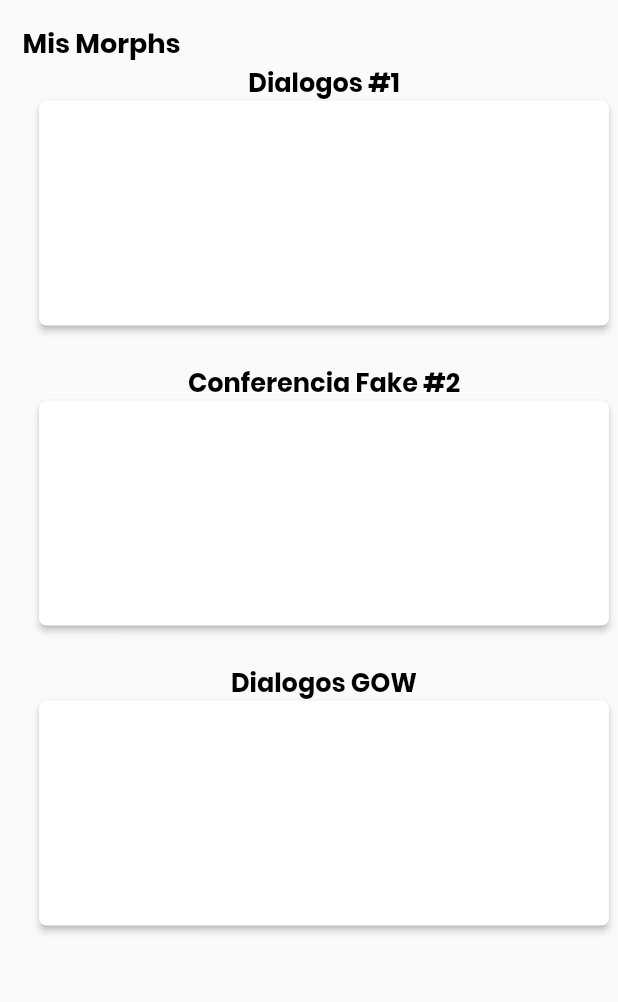
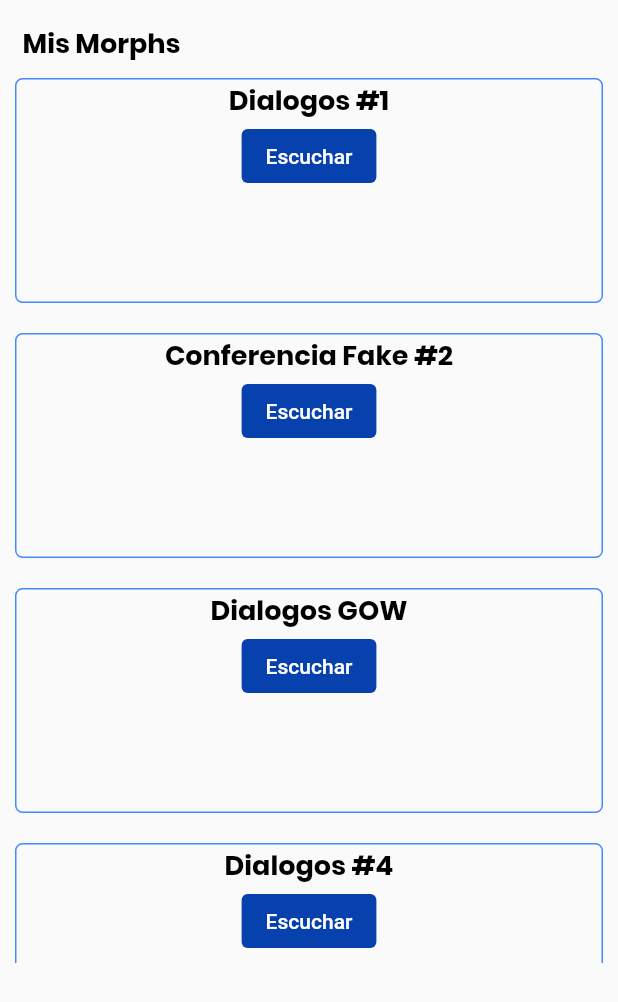
Before and after one commit to ValdrST/Morpheus, a Flutter app: what storeTab() shows on an empty page, opened directly, on a phone screen of 412 x 824 dp. Shown: the top 1002 px of the screen. Run offline on Flutter 3.47's test engine with Material 2 defaults, Android fonts, the phone set to English and light mode, and no system bars; our stand-ins replace page_transition, smooth_star_rating.

Commit message:
Actualizada la vista

```diff
--- a/aplicacion/morpheus/lib/src/screens/MorphPage.dart
+++ b/aplicacion/morpheus/lib/src/screens/MorphPage.dart
@@ -50,6 +50,9 @@ class _MorphPageState extends State<MorphPage> {
                         crossAxisAlignment: CrossAxisAlignment.center,
                         children: <Widget>[
                           Text(widget.morphData.name, style: h4),
+                          Text("Modelo: "+widget.morphData.modelo, style: h5),
+                          Text("Duracion: "+widget.morphData.duracion.toString(), style: h5),
+                          Text("Fecha de creacion: "+"${widget.morphData.fecha.year.toString()}/${widget.morphData.fecha.month.toString().padLeft(2,'0')}/${widget.morphData.fecha.day.toString().padLeft(2,'0')}", style: h5),
                           Container(
                             width: 180,
                             child: froyoFlatBtn('Escuchar', () {})
--- a/aplicacion/morpheus/lib/src/screens/Morphs.dart
+++ b/aplicacion/morpheus/lib/src/screens/Morphs.dart
@@ -49,19 +49,24 @@ Widget storeTab(BuildContext context) {
   List<Morph> morphs = [
     Morph(
         name: "Dialogos #1",
-        modelo: "George Orwel"
+        modelo: "George Orwel",
+        duracion: new Duration(minutes: 1, seconds: 32),
+        fecha:  new DateTime(2021,2,4)
         ),
     Morph(
         name: "Conferencia Fake #2",
-        modelo: "Bill Gates"
+        modelo: "Bill Gates",
+        fecha:  new DateTime(2021,2,2)
         ),
     Morph(
         name: "Dialogos GOW",
-        modelo: "Carlos Segundo"
+        modelo: "Carlos Segundo",
+        fecha:  new DateTime(2021,2,1)
         ),
     Morph(
         name: "Dialogos #4",
-        modelo: "Roboto"
+        modelo: "Roboto",
+        fecha:  new DateTime(2021,2,3)
         ),
   ];
 
--- a/aplicacion/morpheus/lib/src/shared/Morph.dart
+++ b/aplicacion/morpheus/lib/src/shared/Morph.dart
@@ -2,8 +2,8 @@ class Morph
 {
   String name,
         modelo;
-  DateTime duracion,
-        fecha;
+  Duration duracion;
+  DateTime fecha;
 
   Morph({
     this.name,
--- a/aplicacion/morpheus/lib/src/shared/partials.dart
+++ b/aplicacion/morpheus/lib/src/shared/partials.dart
@@ -4,6 +4,7 @@ import '../shared/colors.dart';
 import '../shared/styles.dart';
 import '../shared/Model.dart';
 import '../shared/Morph.dart';
+import '../shared/buttons.dart';
 
 Widget foodItem(Product food,
     {double imgWidth, onLike, onTapped, bool isProductPage = false}) {
@@ -62,7 +63,7 @@ Widget modelItem(Model model,
     height: 200,
     // color: Colors.red,
     margin: EdgeInsets.only(left: 20),
-    child: Stack(
+    child: Column(
       children: <Widget>[
         Positioned(
           bottom: 20,
@@ -99,35 +100,33 @@ Widget modelItem(Model model,
 Widget morphItem(Morph morph,
     {double imgWidth, onLike, onTapped, bool isProductPage = false}) {
   return Container(
-    width: 280,
-    height: 200,
+    width: 150,
+    height: 150,
     // color: Colors.red,
-    margin: EdgeInsets.only(left: 20),
+    margin: EdgeInsets.all(10),
+
+    decoration: BoxDecoration(
+      border: Border.all(color: Colors.blueAccent),
+      borderRadius: BorderRadius.all(
+        Radius.circular(5.0) //                 <--- border radius here
+    ),
+    ),
     child: Column(
       children: <Widget>[
         Positioned(
-          bottom: 20,
+          bottom: 10,
           left: 0,
           child: (!isProductPage)
               ? Column(
                   mainAxisAlignment: MainAxisAlignment.start,
                   crossAxisAlignment: CrossAxisAlignment.start,
                   children: <Widget>[
-                    Text(morph.name, style: foodNameText),
+                    Text(morph.name, style: h4,textAlign: TextAlign.justify,),
                   ],
                 )
               : Text(' '),
         ),
-        Container(
-            width: 380,
-            height: 150,
-            child: RaisedButton(
-                color: white,
-                elevation: 2,
-                shape: RoundedRectangleBorder(
-                    borderRadius: BorderRadius.circular(5)),
-                onPressed: onTapped,
-                child: Container()))
+        (!isProductPage) ? froyoFlatBtn('Escuchar', onTapped):Container()
       ],
     ),
   );
```
Also changed, not shown: aplicacion/morpheus/lib/src/screens/Dashboard.dart (+8 -8 lines).
